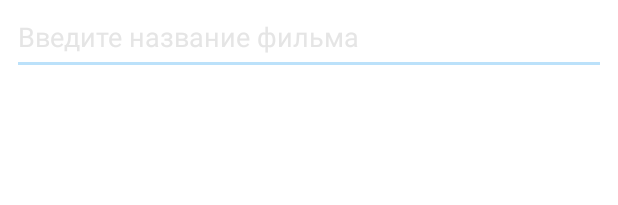
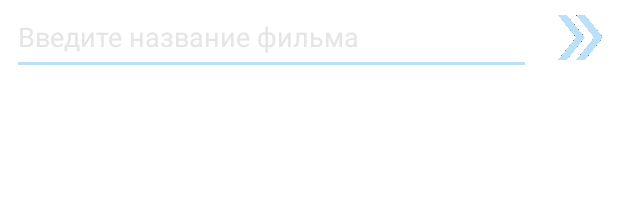
Before and after one commit to alexanastasyev/movies-expert, an Android app: the layout fragment_movies_search.xml on its own in the app's theme, with its tools: preview values and no code run, on a phone screen of 412 x 824 dp. Shown: the top 205 px of the screen. Run offline under Robolectric (Android 15) with nearby library versions, the phone set to English and light mode, and no system bars; network calls fail.

Commit message:
Search function completed

```diff
--- a/app/src/main/java/com/alexanastasyev/mymovies/internet/MovieServer.kt
+++ b/app/src/main/java/com/alexanastasyev/mymovies/internet/MovieServer.kt
@@ -1,6 +1,7 @@
 package com.alexanastasyev.mymovies.internet
 
 import android.content.Context
+import android.util.Log
 import com.alexanastasyev.mymovies.data.Movie
 import com.alexanastasyev.mymovies.internet.converters.ServerMovieConverter
 
--- a/app/src/main/java/com/alexanastasyev/mymovies/internet/NetworkUtils.kt
+++ b/app/src/main/java/com/alexanastasyev/mymovies/internet/NetworkUtils.kt
@@ -13,4 +13,6 @@ object NetworkUtils {
     const val API_KEY = "d0c314843449830d4310a88c038551d5"
 
     const val MIN_VOTES = 500
+
+    const val SEARCH_DELAY_MILLISECONDS = 500L
 }
--- a/app/src/main/res/layout/fragment_movies_search.xml
+++ b/app/src/main/res/layout/fragment_movies_search.xml
@@ -6,7 +6,7 @@
 
     <EditText
         android:id="@+id/edit_search"
-        android:layout_width="match_parent"
+        android:layout_width="0dp"
         android:layout_height="50dp"
         android:textColor="@color/grey"
         android:hint="@string/input_movie_title"
@@ -17,7 +17,20 @@
         android:layout_marginEnd="8dp"
         app:backgroundTint="@color/light_blue"
         app:background="@color/light_blue"
-        app:layout_constraintTop_toTopOf="parent" />
+        app:layout_constraintTop_toTopOf="parent"
+        app:layout_constraintStart_toStartOf="parent"
+        app:layout_constraintEnd_toStartOf="@id/button_search"/>
+
+    <ImageView
+        android:id="@+id/button_search"
+        android:layout_width="50dp"
+        android:layout_height="50dp"
+        android:contentDescription="@string/button_search"
+        android:src="@drawable/button_search"
+        android:padding="10dp"
+        app:layout_constraintTop_toTopOf="parent"
+        app:layout_constraintStart_toEndOf="@id/edit_search"
+        app:layout_constraintEnd_toEndOf="parent" />
 
     <androidx.recyclerview.widget.RecyclerView
         android:id="@+id/fragment_recycler_movies_search"
@@ -40,4 +53,18 @@
         app:layout_constraintStart_toStartOf="parent"
         app:layout_constraintEnd_toEndOf="parent" />
 
+    <TextView
+        android:id="@+id/text_view_movie_not_found"
+        android:layout_width="wrap_content"
+        android:layout_height="wrap_content"
+        android:text="@string/movies_not_found"
+        android:layout_marginTop="@dimen/progress_bar_margin_top"
+        android:visibility="invisible"
+        android:textSize="18sp"
+        android:textColor="@color/grey"
+        android:textStyle="italic"
+        app:layout_constraintTop_toTopOf="parent"
+        app:layout_constraintStart_toStartOf="parent"
+        app:layout_constraintEnd_toEndOf="parent" />
+
 </androidx.constraintlayout.widget.ConstraintLayout>
--- a/app/src/main/res/values/dimens.xml
+++ b/app/src/main/res/values/dimens.xml
@@ -11,5 +11,5 @@
     <dimen name="line_separator_width">1dp</dimen>
     <dimen name="line_separator_margin">50dp</dimen>
     <dimen name="progress_bar_size">50dp</dimen>
-    <dimen name="progress_bar_margin_top">50dp</dimen>
+    <dimen name="progress_bar_margin_top">100dp</dimen>
 </resources>
--- a/app/src/main/res/values/strings.xml
+++ b/app/src/main/res/values/strings.xml
@@ -21,4 +21,6 @@
     <string name="source">Источник:</string>
     <string name="input_movie_title">Введите название фильма</string>
     <string name="error_search">Ошибка поиска!</string>
+    <string name="movies_not_found">Фильмы не найдены</string>
+    <string name="button_search">Кнопка поиска</string>
 </resources>
```
Also changed, not shown: app/src/main/java/com/alexanastasyev/mymovies/internet/converters/ServerMovieConverter.kt (+8 -3 lines), app/src/main/java/com/alexanastasyev/mymovies/screens/search/SearchMoviesFragment.kt (+41 -12 lines), app/src/main/java/com/alexanastasyev/mymovies/screens/search/SearchMoviesPresenter.kt (+7 -0 lines), app/src/main/res/drawable-v24/button_search.png (added).
